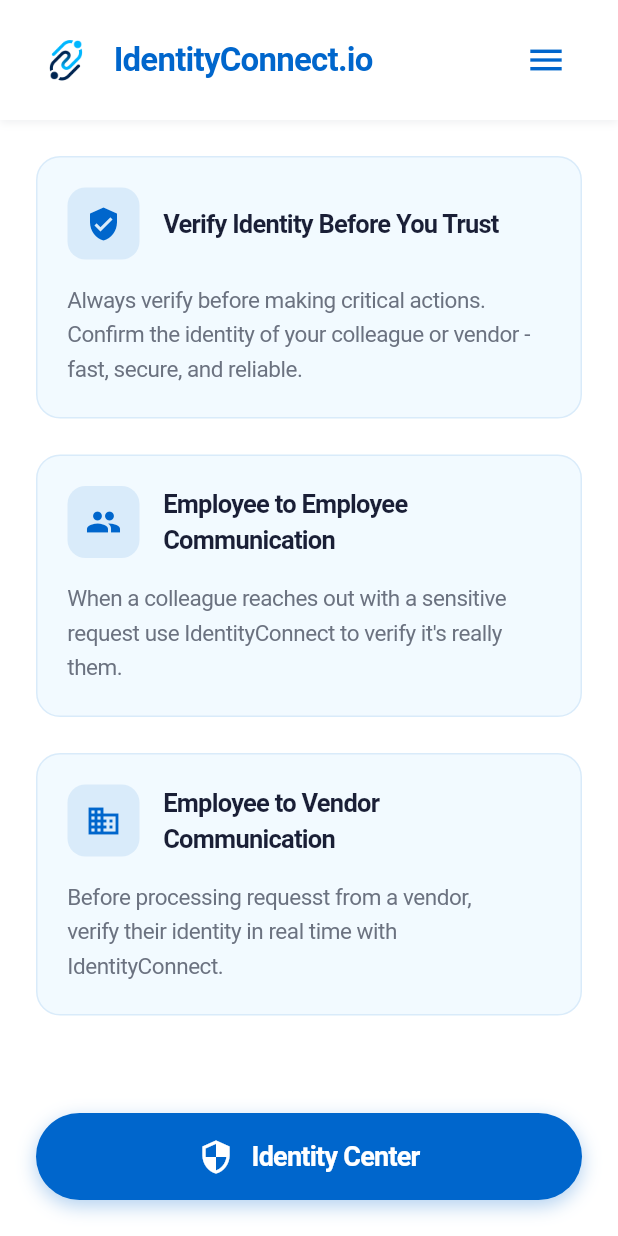
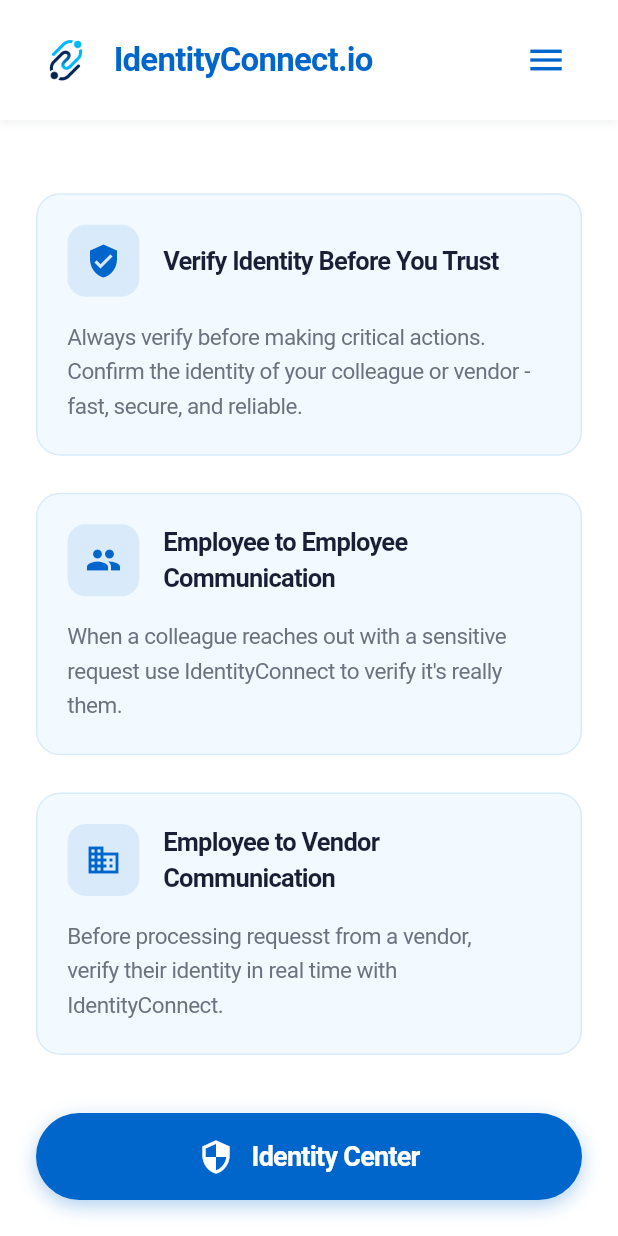
Before and after one commit to sdosecuritynl/IdentityConnectB-Mobile, a Flutter app: the HomeScreen screen opened directly with empty values, on a phone screen of 412 x 824 dp. Run offline on Flutter 3.47's test engine with Material 3 defaults, Android fonts, the phone set to English and light mode, and no system bars; our stand-ins replace device_info_plus, flutter_secure_storage, jwt_decoder, local_auth, shared_preferences, webview_flutter; missing offline and left inert: flutter_jailbreak_detection, flutter_web_auth_2; accounts and stored records are empty.

Commit message:
Update UI/UX spacing in the home page.

```diff
--- a/lib/screens/home_screen.dart
+++ b/lib/screens/home_screen.dart
@@ -121,11 +121,12 @@ class HomeScreen extends StatelessWidget {
             // Content
             Expanded(
               child: Stack(
+                fit: StackFit.expand,
                 children: [
-                  SingleChildScrollView(
-                    child: Padding(
-                      padding: const EdgeInsets.all(24.0),
+                  Padding(
+                    padding: const EdgeInsets.fromLTRB(24.0, 24.0, 24.0, 96.0),
                     child: Column(
+                      mainAxisAlignment: MainAxisAlignment.spaceEvenly,
                       crossAxisAlignment: CrossAxisAlignment.start,
                       children: [
                         _InfoSection(
@@ -135,7 +136,6 @@ class HomeScreen extends StatelessWidget {
                           iconColor: primaryBlue,
                           backgroundColor: accentBlue.withOpacity(0.05),
                         ),
-                          const SizedBox(height: 24),
                         _InfoSection(
                           title: 'Employee to Employee Communication',
                           description: "When a colleague reaches out with a sensitive request use IdentityConnect to verify it's really them.",
@@ -143,7 +143,6 @@ class HomeScreen extends StatelessWidget {
                           iconColor: primaryBlue,
                           backgroundColor: accentBlue.withOpacity(0.05),
                         ),
-                          const SizedBox(height: 24),
                         _InfoSection(
                           title: 'Employee to Vendor Communication',
                           description: 'Before processing requesst from a vendor,\nverify their identity in real time with IdentityConnect.',
@@ -151,9 +150,7 @@ class HomeScreen extends StatelessWidget {
                           iconColor: primaryBlue,
                           backgroundColor: accentBlue.withOpacity(0.05),
                         ),
-                          const SizedBox(height: 100),
                       ],
-                      ),
                     ),
                   ),
                   Positioned(
```
Lines whose indentation alone changed are shown as unchanged.
